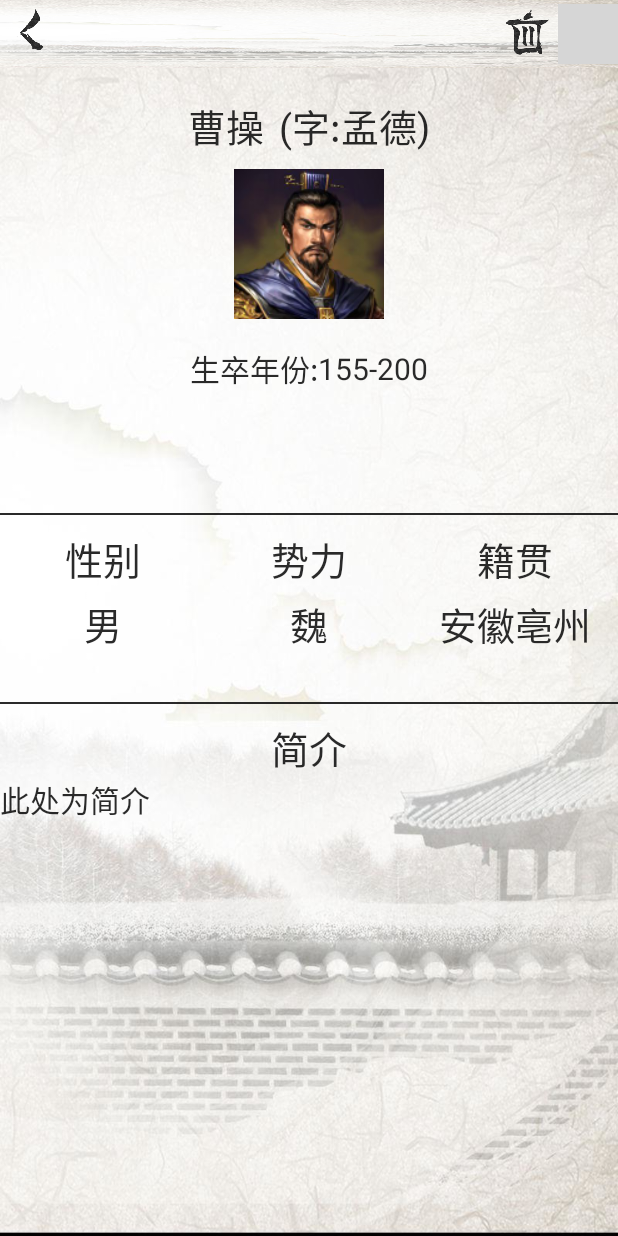
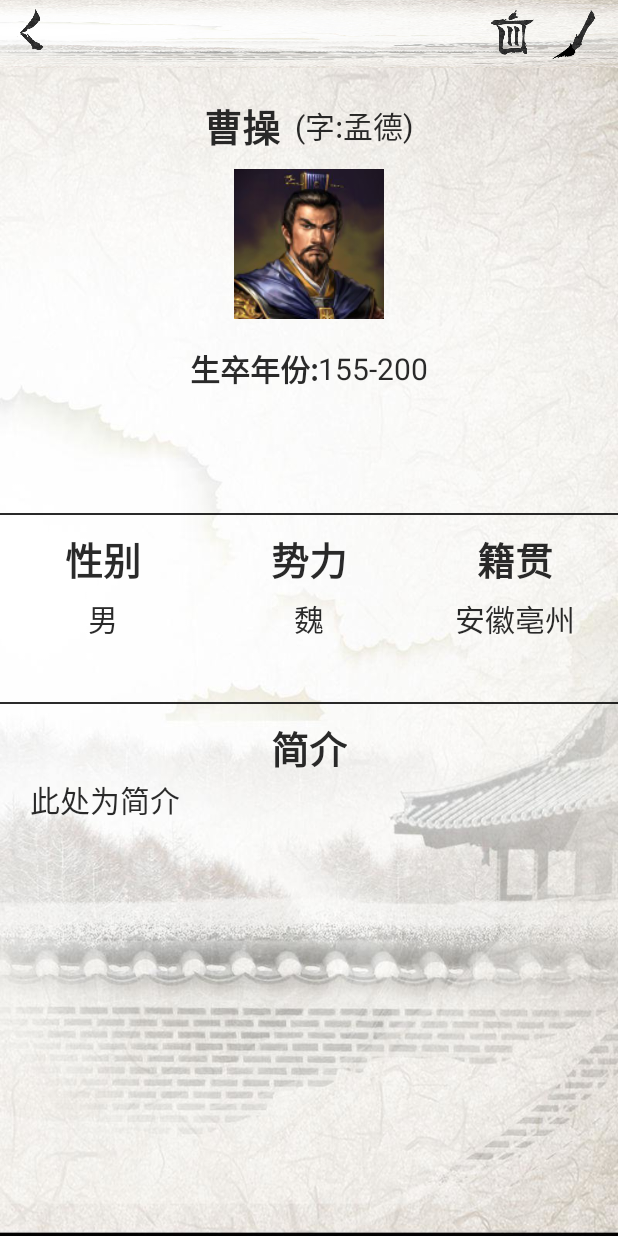
Before and after one commit to callmeyellowbin/Midterm, an Android app: the DetailActivity screen opened directly, with no data from a screen before it, on a phone screen of 412 x 824 dp. Run offline under Robolectric (Android 15) with nearby library versions, the phone set to English and light mode, and no system bars; pictures from the network do not load; 8 statements that could not run were skipped; grey boxes are pictures that could not be loaded.

Commit message:
整合调整了详情页

```diff
--- a/app/src/main/AndroidManifest.xml
+++ b/app/src/main/AndroidManifest.xml
@@ -6,7 +6,7 @@
 
     <application
         android:allowBackup="true"
-        android:icon="@mipmap/ic_launcher"
+        android:icon="@mipmap/app"
         android:label="@string/app_name"
         android:roundIcon="@mipmap/ic_launcher_round"
         android:supportsRtl="true"
@@ -25,13 +25,14 @@
         <activity
             android:name=".activity.MainActivity"
             android:theme="@style/HomeTheme"
-            android:windowSoftInputMode="adjustPan|stateHidden"></activity>
-        <activity android:name=".activity.VersusActivity"></activity>
+            android:windowSoftInputMode="adjustPan|stateHidden"/>
+        <activity android:name=".activity.VersusActivity"/>
         <activity
             android:name=".activity.GameActivity"
             android:label="@string/title_activity_game"
-            android:theme="@style/Theme.AppCompat.NoActionBar"></activity>
-      <activity android:name=".activity.DetailActivity"/>
+            android:theme="@style/Theme.AppCompat.NoActionBar"/>
+      <activity android:name=".activity.DetailActivity"
+          android:theme="@style/HomeTheme"/>
     </application>
 
 </manifest>
--- a/app/src/main/java/com/lxc/midterm/activity/DetailActivity.java
+++ b/app/src/main/java/com/lxc/midterm/activity/DetailActivity.java
@@ -17,7 +17,7 @@ import android.widget.RelativeLayout;
 import android.widget.TextView;
 
 import com.bumptech.glide.Glide;
-import com.lxc.midterm.Person;
+import com.lxc.midterm.domain.Person;
 import com.lxc.midterm.R;
 
 public class DetailActivity extends AppCompatActivity {
@@ -47,16 +47,16 @@ public class DetailActivity extends AppCompatActivity {
         super.onCreate(savedInstanceState);
         setContentView(R.layout.activity_detail);
         person = (Person) getIntent().getSerializableExtra("person");
-        name = (EditText) findViewById(R.id.name);
-        second_name = (EditText) findViewById(R.id.second_name);
-        head = (ImageView) findViewById(R.id.head);
-        person_date = (EditText) findViewById(R.id.person_date);
-        sex = (EditText) findViewById(R.id.sex);
-        country = (EditText) findViewById(R.id.country);
-        hometown = (EditText) findViewById(R.id.hometown);
-        description = (EditText) findViewById(R.id.description);
-        first_bar = (RelativeLayout) findViewById(R.id.first_bar);
-        second_bar = (RelativeLayout) findViewById(R.id.second_bar);
+        name = findViewById(R.id.name);
+        second_name = findViewById(R.id.second_name);
+        head = findViewById(R.id.head);
+        person_date = findViewById(R.id.person_date);
+        sex = findViewById(R.id.sex);
+        country = findViewById(R.id.country);
+        hometown = findViewById(R.id.hometown);
+        description = findViewById(R.id.description);
+        first_bar = findViewById(R.id.first_bar);
+        second_bar = findViewById(R.id.second_bar);
         //未按编辑键不可编辑
         name.setInputType(InputType.TYPE_NULL);
         second_name.setInputType(InputType.TYPE_NULL);
@@ -65,6 +65,10 @@ public class DetailActivity extends AppCompatActivity {
         country.setInputType(InputType.TYPE_NULL);
         hometown.setInputType(InputType.TYPE_NULL);
         description.setInputType(InputType.TYPE_NULL);
+        //改变默认的单行模式
+        description.setSingleLine(false);
+        //水平滚动设置为False
+        description.setHorizontallyScrolling(false);
         InitListener();
         InitProperty(person);
     }
--- a/app/src/main/java/com/lxc/midterm/activity/MainActivity.java
+++ b/app/src/main/java/com/lxc/midterm/activity/MainActivity.java
@@ -168,22 +168,17 @@ public class MainActivity extends AppCompatActivity {
 
 	@Override
 	protected void onActivityResult(int requestCode, int resultCode, Intent data) {
-
-		//resultCode返回0无修改，返回1删除，返回2修改
-		switch (resultCode) {
-			case 1: {
-				PersonTool.deletePerson(handler, requestCode);
+		//删除、修改
+		if (data.getBooleanExtra("isDelete",false)) {
+			PersonTool.deletePerson(handler, mPersons.get(requestCode).getPerson_id());
 			mPersons.clear();
 			initItems();
 			adapter.notifyDataSetChanged();
-				break;
-			}
-			case 2: {
+		} else if (data.getBooleanExtra("isEdit", false)) {
 			Person p =(Person) data.getSerializableExtra("person");
 			mPersons.set(requestCode, p);
 			adapter.notifyDataSetChanged();
 			// TODO: 2017/11/23 修改的方法还没给出
-			}
 		}
 	}
 
--- a/app/src/main/res/layout/activity_detail.xml
+++ b/app/src/main/res/layout/activity_detail.xml
@@ -1,4 +1,14 @@
 <?xml version="1.0" encoding="utf-8"?>
+
+<!--CoordinatorLayout是为了使背景图延伸到状态栏-->
+<android.support.design.widget.CoordinatorLayout
+    xmlns:android="http://schemas.android.com/apk/res/android"
+    xmlns:app="http://schemas.android.com/apk/res-auto"
+    xmlns:tools="http://schemas.android.com/tools"
+    android:layout_width="match_parent"
+    android:layout_height="match_parent"
+    android:fitsSystemWindows="true">
+
 <LinearLayout xmlns:android="http://schemas.android.com/apk/res/android"
     xmlns:app="http://schemas.android.com/apk/res-auto"
     xmlns:tools="http://schemas.android.com/tools"
@@ -6,7 +16,8 @@
     android:layout_height="match_parent"
     android:orientation="vertical"
     android:background="@drawable/timg"
-    tools:context="com.lxc.midterm.activity.DetailActivity">
+    tools:context="com.lxc.midterm.activity.DetailActivity"
+    android:fitsSystemWindows="true">
 
     <RelativeLayout
         android:id="@+id/first_bar"
@@ -34,6 +45,7 @@
             android:id="@+id/edit_layout"
             android:layout_width="wrap_content"
             android:layout_height="wrap_content"
+            android:layout_marginRight="10dp"
             android:layout_alignParentRight="true"
             android:layout_centerVertical="true">
 
@@ -105,6 +117,7 @@
             android:layout_gravity="center"
             android:background="@null"
             android:textSize="25sp"
+            android:textStyle="bold"
             android:textColor="@color/colorBlack"
             android:text="曹操"/>
         <TextView
@@ -112,7 +125,7 @@
             android:layout_height="wrap_content"
             android:layout_marginLeft="10dp"
             android:layout_gravity="center"
-            android:textSize="25sp"
+            android:textSize="20sp"
             android:textColor="@color/colorBlack"
             android:text="(字:"/>
         <EditText
@@ -120,7 +133,7 @@
             android:layout_width="wrap_content"
             android:layout_height="wrap_content"
             android:layout_gravity="center"
-            android:textSize="25sp"
+            android:textSize="20sp"
             android:background="@null"
             android:textColor="@color/colorBlack"
             android:text="孟德"/>
@@ -128,7 +141,7 @@
             android:layout_width="wrap_content"
             android:layout_height="wrap_content"
             android:layout_gravity="center"
-            android:textSize="25sp"
+            android:textSize="20sp"
             android:textColor="@color/colorBlack"
             android:text=")"/>
     </LinearLayout>
@@ -158,6 +171,7 @@
                 android:layout_height="wrap_content"
                 android:layout_marginTop="5dp"
                 android:textSize="20sp"
+                android:textStyle="bold"
                 android:layout_gravity="center"
                 android:textColor="@color/colorBlack"
                 android:text="生卒年份:"/>
@@ -197,6 +211,7 @@
                 android:layout_width="wrap_content"
                 android:layout_height="wrap_content"
                 android:text="性别"
+                android:textStyle="bold"
                 android:layout_gravity="center_horizontal"
                 android:textColor="@color/colorBlack"
                 android:textSize="25sp"/>
@@ -209,7 +224,7 @@
                 android:layout_marginTop="5dp"
                 android:layout_gravity="center_horizontal"
                 android:textColor="@color/colorBlack"
-                android:textSize="25sp"/>
+                android:textSize="20sp"/>
         </LinearLayout>
         <LinearLayout
             android:id="@+id/country_layout"
@@ -223,6 +238,7 @@
                 android:text="势力"
                 android:layout_gravity="center_horizontal"
                 android:textColor="@color/colorBlack"
+                android:textStyle="bold"
                 android:textSize="25sp"/>
             <EditText
                 android:id="@+id/country"
@@ -233,7 +249,7 @@
                 android:layout_marginTop="5dp"
                 android:layout_gravity="center_horizontal"
                 android:textColor="@color/colorBlack"
-                android:textSize="25sp"/>
+                android:textSize="20sp"/>
         </LinearLayout>
         <LinearLayout
             android:id="@+id/hometown_layout"
@@ -246,18 +262,21 @@
                 android:layout_height="wrap_content"
                 android:textColor="@color/colorBlack"
                 android:text="籍贯"
+                android:textStyle="bold"
                 android:layout_gravity="center"
                 android:textSize="25sp"/>
             <EditText
                 android:id="@+id/hometown"
                 android:layout_width="wrap_content"
                 android:layout_height="wrap_content"
+                android:layout_marginRight="10dp"
+                android:layout_marginLeft="10dp"
                 android:text="安徽亳州"
                 android:background="@null"
                 android:layout_marginTop="5dp"
                 android:layout_gravity="center_horizontal"
                 android:textColor="@color/colorBlack"
-                android:textSize="25sp"/>
+                android:textSize="20sp"/>
         </LinearLayout>
     </LinearLayout>
     <View
@@ -278,11 +297,15 @@
             android:layout_gravity="center"
             android:text="简介"
             android:textSize="25sp"
+            android:textStyle="bold"
             android:textColor="@color/colorBlack"/>
         <EditText
             android:id="@+id/description"
             android:layout_width="match_parent"
             android:layout_height="wrap_content"
+            android:layout_marginLeft="20dp"
+            android:layout_marginRight="20dp"
+            android:layout_marginBottom="20dp"
             android:textColor="@color/colorBlack"
             android:background="@null"
             android:text="此处为简介"
@@ -291,3 +314,4 @@
 
 
 </LinearLayout>
+</android.support.design.widget.CoordinatorLayout>
```
Also changed, not shown: app/src/main/res/drawable/cancel.png (added), app/src/main/res/drawable/edit.png (added), app/src/main/res/drawable/save.png (added), app/src/main/res/mipmap-hdpi/app.png (added), app/src/main/res/mipmap-mdpi/app.png (added), app/src/main/res/mipmap-xhdpi/app.png (added), app/src/main/res/mipmap-xxhdpi/app.png (added), app/src/main/res/mipmap-xxxhdpi/app.png (added). Lines whose indentation alone changed are shown as unchanged.
